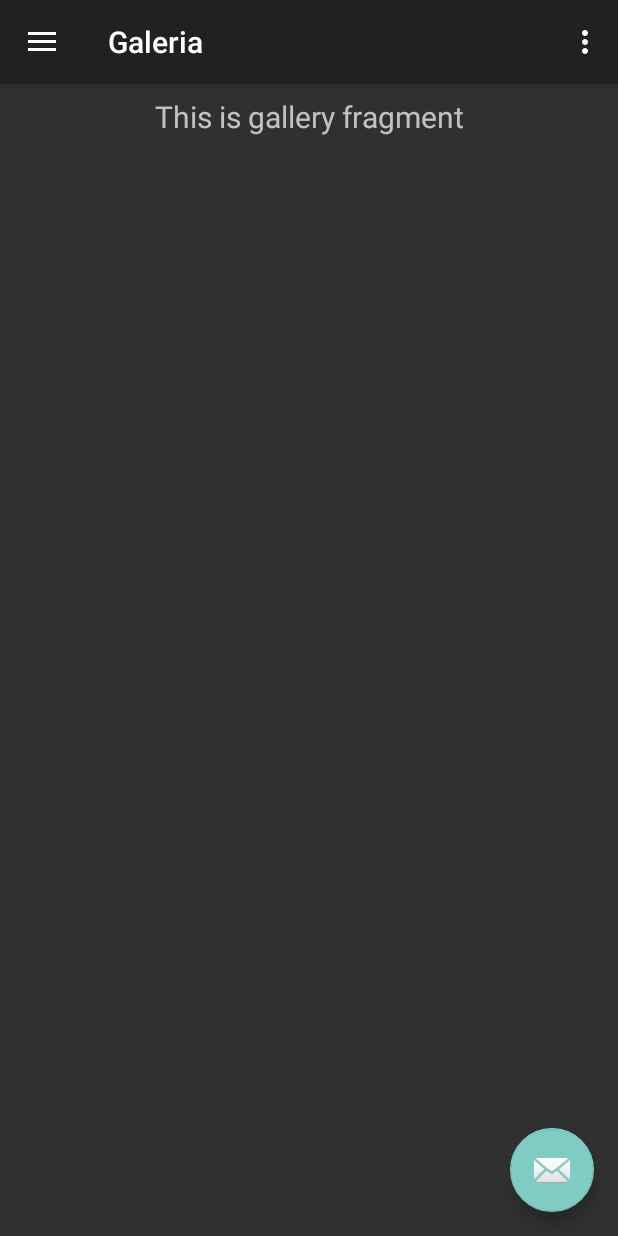
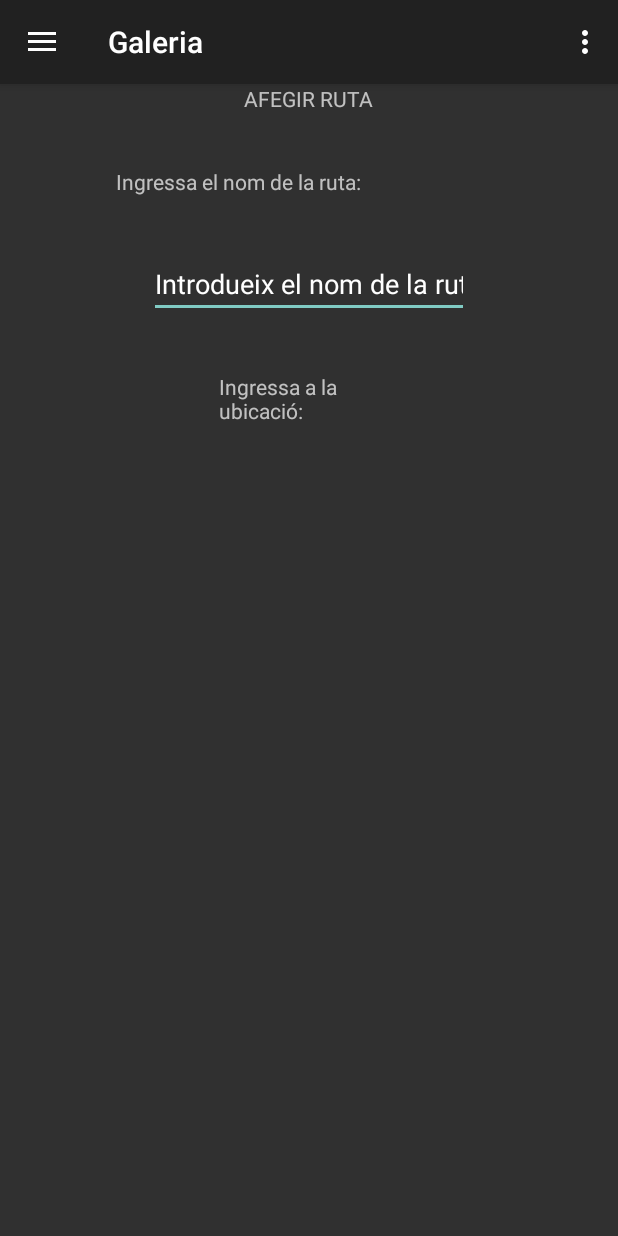
Before and after one commit to ErickTorres177/ProjectM07, an Android app: the NavegationDrawer screen opened directly, with no data from a screen before it, in the side drawer, after a tap on "Galeria", on a phone screen of 412 x 824 dp. Run offline under Robolectric (Android 15) with nearby library versions, the light colour scheme and no system bars; our stand-ins replace navigation-ui.

Commit message:
Desarrollo de la app: añadir ruta(nuevo activity)

```diff
--- a/app/src/main/AndroidManifest.xml
+++ b/app/src/main/AndroidManifest.xml
@@ -9,9 +9,10 @@
         android:roundIcon="@mipmap/ic_launcher_round"
         android:supportsRtl="true"
         android:theme="@style/Theme.AppCompat.NoActionBar">
+
         <activity
             android:name=".NavegationDrawer"
-            android:theme="@style/NoActionBar"></activity>
+            android:theme="@style/NoActionBar" />
         <activity
             android:name=".RegisterActivity"
             android:screenOrientation="portrait" />
--- a/app/src/main/java/cat/copernic/erick/projectm07/NavegationDrawer.java
+++ b/app/src/main/java/cat/copernic/erick/projectm07/NavegationDrawer.java
@@ -38,6 +38,8 @@ public class NavegationDrawer extends AppCompatActivity {
 
         Toolbar toolbar = findViewById(R.id.toolbar);
         setSupportActionBar(toolbar);
+        /*
+        ESTE FAB (BOTON), NOS PODRIA SERVIR EN UN FUTURO -> NO BORRAR
         FloatingActionButton fab = findViewById(R.id.fab);
         fab.setOnClickListener(new View.OnClickListener() {
             @Override
@@ -45,7 +47,7 @@ public class NavegationDrawer extends AppCompatActivity {
                 Snackbar.make(view, "Replace with your own action", Snackbar.LENGTH_LONG)
                         .setAction("Action", null).show();
             }
-        });
+        });*/
         DrawerLayout drawer = findViewById(R.id.drawer_layout);
         NavigationView navigationView = findViewById(R.id.nav_view);
         // Passing each menu ID as a set of Ids because each
@@ -86,4 +88,8 @@ public class NavegationDrawer extends AppCompatActivity {
     public void cerrarSesion(View view) {
         this.finish();
     }
+
+
+    public void anadirRuta(View view) {
+    }
 }
--- a/app/src/main/java/cat/copernic/erick/projectm07/ui/gallery/GalleryFragment.java
+++ b/app/src/main/java/cat/copernic/erick/projectm07/ui/addRuta/GalleryFragment.java
@@ -1,4 +1,4 @@
-package cat.copernic.erick.projectm07.ui.gallery;
+package cat.copernic.erick.projectm07.ui.addRuta;
 
 import android.os.Bundle;
 import android.view.LayoutInflater;
@@ -23,13 +23,13 @@ public class GalleryFragment extends Fragment {
         galleryViewModel =
                 ViewModelProviders.of(this).get(GalleryViewModel.class);
         View root = inflater.inflate(R.layout.fragment_gallery, container, false);
-        final TextView textView = root.findViewById(R.id.text_gallery);
-        galleryViewModel.getText().observe(this, new Observer<String>() {
-            @Override
+        //final TextView textView = root.findViewById(R.id.text_gallery);
+       /*  galleryViewModel.getText().observe(this, new Observer<String>() {
+           @Override
             public void onChanged(@Nullable String s) {
                 textView.setText(s);
             }
-        });
+        });*/
         return root;
     }
 }
--- a/app/src/main/java/cat/copernic/erick/projectm07/ui/gallery/GalleryViewModel.java
+++ b/app/src/main/java/cat/copernic/erick/projectm07/ui/addRuta/GalleryViewModel.java
@@ -1,4 +1,4 @@
-package cat.copernic.erick.projectm07.ui.gallery;
+package cat.copernic.erick.projectm07.ui.addRuta;
 
 import androidx.lifecycle.LiveData;
 import androidx.lifecycle.MutableLiveData;
@@ -10,7 +10,7 @@ public class GalleryViewModel extends ViewModel {
 
     public GalleryViewModel() {
         mText = new MutableLiveData<>();
-        mText.setValue("This is gallery fragment");
+        mText.setValue("AÑADIR RUTA");
     }
 
     public LiveData<String> getText() {
--- a/app/src/main/java/cat/copernic/erick/projectm07/ui/home/HomeFragment.java
+++ b/app/src/main/java/cat/copernic/erick/projectm07/ui/home/HomeFragment.java
@@ -12,6 +12,9 @@ import androidx.lifecycle.Observer;
 import androidx.lifecycle.ViewModelProviders;
 import androidx.recyclerview.widget.LinearLayoutManager;
 import androidx.recyclerview.widget.RecyclerView;
+
+import com.google.android.material.floatingactionbutton.FloatingActionButton;
+import com.google.android.material.snackbar.Snackbar;
 
 import java.util.ArrayList;
 
@@ -49,6 +52,18 @@ public class HomeFragment extends Fragment {
                 //textView.setText(s);
             }
         });
+
+        //BOTON PARA AÑADIR UN NUEVO CARDVIEW
+        /*
+        FloatingActionButton fab = findViewById(R.id.fab);
+        fab.setOnClickListener(new View.OnClickListener() {
+            @Override
+            public void onClick(View view) {
+                Snackbar.make(view, "Replace with your own action", Snackbar.LENGTH_LONG)
+                        .setAction("Action", null).show();
+            }
+        });*/
+
 
 
        return root;
@@ -95,5 +110,4 @@ public class HomeFragment extends Fragment {
         return models;
     }
 
-
 }
--- /dev/null
+++ b/app/src/main/res/drawable/ic_add_boton.xml
@@ -0,0 +1,5 @@
+<vector android:alpha="0.5" android:height="24dp"
+    android:viewportHeight="24.0" android:viewportWidth="24.0"
+    android:width="24dp" xmlns:android="http://schemas.android.com/apk/res/android">
+    <path android:fillColor="#FF000000" android:pathData="M13,7h-2v4L7,11v2h4v4h2v-4h4v-2h-4L13,7zM12,2C6.48,2 2,6.48 2,12s4.48,10 10,10 10,-4.48 10,-10S17.52,2 12,2zM12,20c-4.41,0 -8,-3.59 -8,-8s3.59,-8 8,-8 8,3.59 8,8 -3.59,8 -8,8z"/>
+</vector>
--- a/app/src/main/res/layout/app_bar_navegation_drawer.xml
+++ b/app/src/main/res/layout/app_bar_navegation_drawer.xml
@@ -22,12 +22,12 @@
 
     <include layout="@layout/content_navegation_drawer" />
 
-    <com.google.android.material.floatingactionbutton.FloatingActionButton
+   <!-- <com.google.android.material.floatingactionbutton.FloatingActionButton
         android:id="@+id/fab"
         android:layout_width="wrap_content"
         android:layout_height="wrap_content"
         android:layout_gravity="bottom|end"
         android:layout_margin="@dimen/fab_margin"
-        app:srcCompat="@android:drawable/ic_dialog_email" />
+        app:srcCompat="@android:drawable/ic_dialog_email" /> -->
 
 </androidx.coordinatorlayout.widget.CoordinatorLayout>
--- a/app/src/main/res/layout/fragment_gallery.xml
+++ b/app/src/main/res/layout/fragment_gallery.xml
@@ -1,19 +1,52 @@
 <?xml version="1.0" encoding="utf-8"?>
 <androidx.constraintlayout.widget.ConstraintLayout xmlns:android="http://schemas.android.com/apk/res/android"
     xmlns:app="http://schemas.android.com/apk/res-auto"
+    xmlns:tools="http://schemas.android.com/tools"
     android:layout_width="match_parent"
     android:layout_height="match_parent">
 
     <TextView
-        android:id="@+id/text_gallery"
-        android:layout_width="match_parent"
+        android:id="@+id/tvTituloFragmentRuta"
+        android:layout_width="wrap_content"
         android:layout_height="wrap_content"
-        android:layout_marginStart="8dp"
-        android:layout_marginTop="8dp"
-        android:layout_marginEnd="8dp"
-        android:textAlignment="center"
-        android:textSize="20sp"
+        android:text="@string/tvTituloFragmentRuta"
         app:layout_constraintEnd_toEndOf="parent"
         app:layout_constraintStart_toStartOf="parent"
         app:layout_constraintTop_toTopOf="parent" />
+
+    <TextView
+        android:id="@+id/tvNombreRuta"
+        android:layout_width="257dp"
+        android:layout_height="35dp"
+        android:layout_marginTop="36dp"
+        android:text="@string/tvNombreRuta"
+        app:layout_constraintEnd_toEndOf="parent"
+        app:layout_constraintStart_toStartOf="parent"
+        app:layout_constraintTop_toBottomOf="@+id/tvTituloFragmentRuta" />
+
+    <EditText
+        android:id="@+id/etNombreRuta"
+        android:layout_width="wrap_content"
+        android:layout_height="wrap_content"
+        android:layout_marginStart="32dp"
+        android:layout_marginTop="20dp"
+        android:ems="10"
+        android:inputType="textPersonName"
+        android:text="@string/etNombreRuta"
+        app:layout_constraintEnd_toEndOf="parent"
+        app:layout_constraintHorizontal_bias="0.403"
+        app:layout_constraintStart_toStartOf="parent"
+        app:layout_constraintTop_toBottomOf="@+id/tvNombreRuta"
+        android:autofillHints="" />
+
+    <TextView
+        android:id="@+id/tvDireccionRuta"
+        android:layout_width="120dp"
+        android:layout_height="55dp"
+        android:layout_marginTop="36dp"
+        android:text="@string/etDireccionRuta"
+        app:layout_constraintEnd_toEndOf="parent"
+        app:layout_constraintStart_toStartOf="parent"
+        app:layout_constraintTop_toBottomOf="@+id/etNombreRuta" />
+
 </androidx.constraintlayout.widget.ConstraintLayout>
--- a/app/src/main/res/navigation/mobile_navigation.xml
+++ b/app/src/main/res/navigation/mobile_navigation.xml
@@ -13,7 +13,7 @@
 
     <fragment
         android:id="@+id/nav_gallery"
-        android:name="cat.copernic.erick.projectm07.ui.gallery.GalleryFragment"
+        android:name="cat.copernic.erick.projectm07.ui.addRuta.GalleryFragment"
         android:label="@string/menu_gallery"
         tools:layout="@layout/fragment_gallery" />
 
--- a/app/src/main/res/values/strings.xml
+++ b/app/src/main/res/values/strings.xml
@@ -51,7 +51,7 @@
     <string name="nav_header_subtitle" translatable="false">user@findyourway.com</string>
     <string name="action_settings">Configuració</string>
 
-    <string name="nav_header_desc" >FOTO D USUARI</string>
+    <string name="nav_header_desc">FOTO D USUARI</string>
     <string name="correoContent">Correu electronic del usuari</string>
     <string name="nomUsuarioContentNavegationDrawer">Nom de usuari</string>
     <string name="rv" translatable="false">RV</string>
@@ -59,5 +59,11 @@
 
     <string name="Communicate">comunicació</string>
 
+    //Activity Añadir Rutas
+    <string name="tvTituloFragmentRuta">AFEGIR RUTA</string>
+    <string name="tvNombreRuta">Ingressa el nom de la ruta:</string>
+    <string name="etNombreRuta">Introdueix el nom de la ruta:</string>
+    <string name="etDireccionRuta">Ingressa a la ubicació:</string>
+
 
 </resources>
```
Also changed, not shown: app/src/main/res/layout/activity_main.xml (+56 -54 lines), app/src/main/res/layout/fragment_home.xml (+13 -2 lines), app/src/main/res/drawable/cancelar.png (added), app/src/main/res/drawable/login.png (added), app/src/main/res/drawable/singup.png (added), 2 other files.
